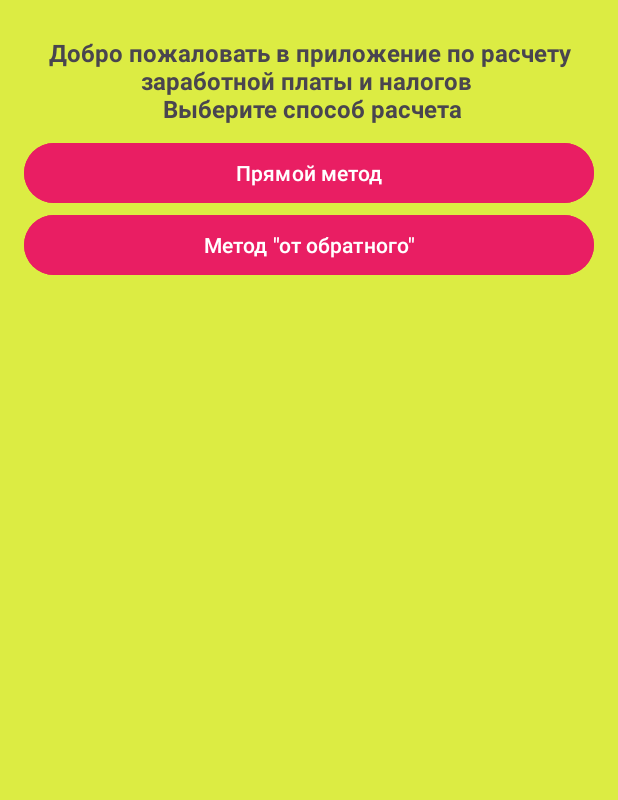
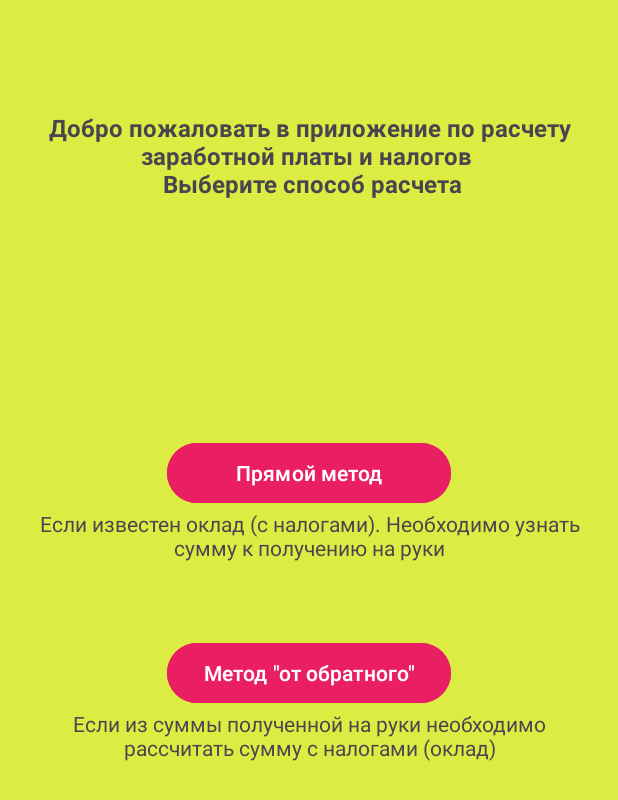
Before and after one commit to zzhalelov/payslip-pro-mobile-java, an Android app: the screen it shows after launch (MainActivity), on a phone screen of 412 x 824 dp. Shown: the top 800 px of the screen. Run offline under Robolectric (Android 15) with nearby library versions, the phone set to English and light mode, and no system bars.

Commit message:
Modify activity_main.xml, MainActivity.java, strings.xml

```diff
--- a/app/src/main/java/com/example/payslippro/MainActivity.java
+++ b/app/src/main/java/com/example/payslippro/MainActivity.java
@@ -3,7 +3,9 @@ package com.example.payslippro;
 import androidx.appcompat.app.AppCompatActivity;
 
 
+import android.content.Intent;
 import android.os.Bundle;
+import android.view.View;
 
 
 public class MainActivity extends AppCompatActivity {
@@ -13,4 +15,14 @@ public class MainActivity extends AppCompatActivity {
         super.onCreate(savedInstanceState);
         setContentView(R.layout.activity_main);
     }
+
+    public void onClickFirst(View view) {
+        Intent intent = new Intent(this, SecondActivity.class);
+        startActivity(intent);
+    }
+
+    public void onClickSecond(View view) {
+        Intent intent = new Intent(this, ThirdActivity.class);
+        startActivity(intent);
+    }
 }
--- a/app/src/main/res/layout/activity_main.xml
+++ b/app/src/main/res/layout/activity_main.xml
@@ -16,23 +16,47 @@
         android:layout_width="match_parent"
         android:layout_height="wrap_content"
         android:padding="8dp"
-        android:text="Добро пожаловать в приложение по расчету заработной платы и налогов \n Выберите способ расчета"
+        android:layout_marginTop="50dp"
+        android:text="@string/welcomeText"
         android:textAlignment="center"
         android:textSize="16dp"
         android:textStyle="bold" />
 
     <Button
         android:id="@+id/buttonFromGross"
+        android:layout_width="189dp"
+        android:layout_height="wrap_content"
+        android:layout_gravity="center"
+        android:layout_marginTop="150dp"
+        android:backgroundTint="#E91E63"
+        android:onClick="onClickFirst"
+        android:text="Прямой метод"
+        android:visibility="visible" />
+
+    <TextView
+        android:id="@+id/textViewDescription1"
         android:layout_width="match_parent"
         android:layout_height="wrap_content"
-        android:backgroundTint="#E91E63"
-        android:onClick="onClick"
-        android:text="Прямой метод" />
+        android:layout_gravity="center"
+        android:gravity="center"
+        android:text="@string/description1" />
 
     <Button
         android:id="@+id/buttonFomNet"
+        android:layout_width="wrap_content"
+        android:layout_height="wrap_content"
+        android:layout_gravity="center"
+        android:layout_marginTop="50dp"
+        android:backgroundTint="#E91E63"
+        android:onClick="onClickSecond"
+        android:text="Метод &quot;от обратного&quot;" />
+
+    <TextView
+        android:id="@+id/textViewDescription2"
         android:layout_width="match_parent"
         android:layout_height="wrap_content"
-        android:backgroundTint="#E91E63"
-        android:text="Метод &quot;от обратного&quot;" />
+        android:layout_gravity="center"
+        android:gravity="center"
+        android:text="@string/description2" />
+
 </LinearLayout>
--- a/app/src/main/res/values/strings.xml
+++ b/app/src/main/res/values/strings.xml
@@ -2,4 +2,7 @@
     <string name="app_name">Payslip Pro</string>
     <string name="insertGross">ВВЕДИТЕ СУММУ К НАЧИСЛЕНИЮ:</string>
     <string name="hintInsertGross">Введи сумму</string>
+    <string name="welcomeText">Добро пожаловать в приложение по расчету заработной платы и налогов \n Выберите способ расчета</string>
+    <string name="description1">Если известен оклад (с налогами). Необходимо узнать сумму к получению на "руки"</string>
+    <string name="description2">Если из суммы полученной на руки необходимо рассчитать сумму с налогами (оклад)</string>
 </resources>
```
